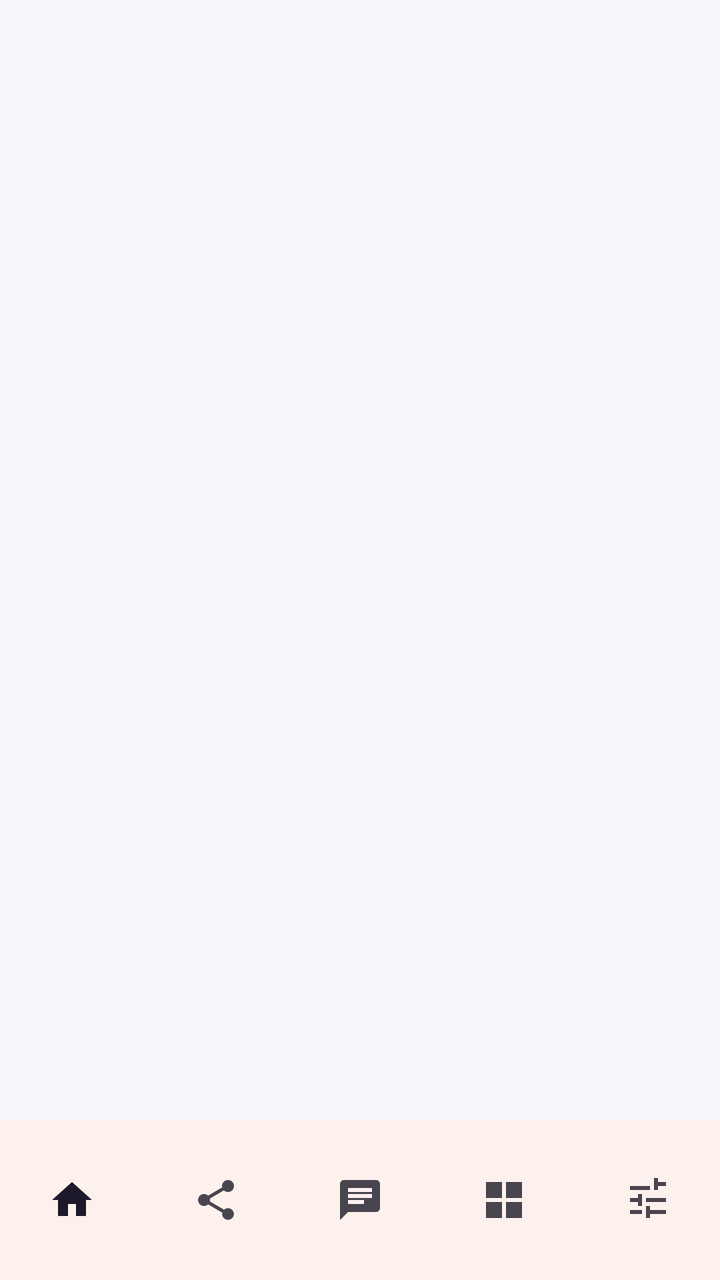
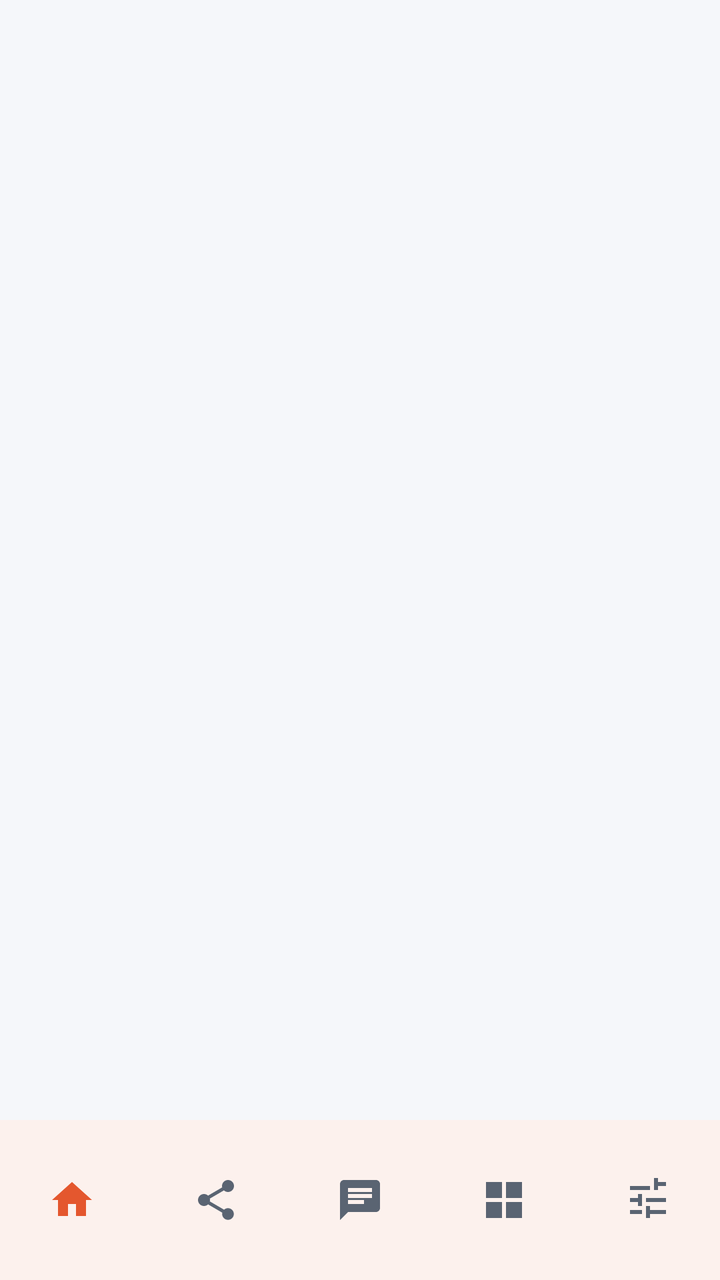

Screens rendered from an Android XML layout before and after an edit, with the pre-edit source and the edit as a unified diff.
<!-- AndroidManifest.xml: application theme Theme.Csync -->
<!-- res/layout/activity_main.xml -->
<?xml version="1.0" encoding="utf-8"?>
<LinearLayout xmlns:android="http://schemas.android.com/apk/res/android"
    xmlns:app="http://schemas.android.com/apk/res-auto"
    android:layout_width="match_parent"
    android:layout_height="match_parent"
    android:orientation="vertical"
    android:background="@color/bg">

    <FrameLayout
        android:id="@+id/content"
        android:layout_width="match_parent"
        android:layout_height="0dp"
        android:layout_weight="1"/>

    <com.google.android.material.bottomnavigation.BottomNavigationView
        android:id="@+id/nav"
        android:layout_width="match_parent"
        android:layout_height="wrap_content"
        android:background="@color/surface"
        app:labelVisibilityMode="unlabeled"
        app:menu="@menu/nav_menu"/>
</LinearLayout>
<!-- resources referenced by this layout -->
<resources>
  <color name="bg">#F5F7FA</color>
  <color name="surface">#FFFFFF</color>
  <style name="Theme.Csync" parent="Theme.Material3.DayNight.NoActionBar">
          <item name="colorPrimary">@color/coral</item>
          <item name="colorOnPrimary">@color/onAccent</item>
          <item name="android:colorBackground">@color/bg</item>
          <item name="colorSurface">@color/surface</item>
          <item name="colorOnSurface">@color/text</item>
          <item name="colorOnBackground">@color/text</item>
          <item name="android:statusBarColor">@color/bg</item>
          <item name="android:navigationBarColor">@color/surface</item>
          <item name="android:windowLightStatusBar" tools:targetApi="m">true</item>
      </style>
  <color name="coral">#E4572E</color>
  <color name="onAccent">#FFFFFF</color>
  <color name="text">#161A20</color>
</resources>

<!-- the commit's change to res/layout/activity_main.xml (unified diff, before → after) -->
@@ -18,5 +18,7 @@
         android:layout_height="wrap_content"
         android:background="@color/surface"
         app:labelVisibilityMode="unlabeled"
+        app:itemIconTint="@color/nav_icon_tint"
+        app:itemActiveIndicatorStyle="@style/Csync.NavIndicator"
         app:menu="@menu/nav_menu"/>
 </LinearLayout>
<!-- resource entries referenced after the edit -->
@@ -2,6 +2,9 @@
 <resources>
   <color name="bg">#F5F7FA</color>
   <color name="surface">#FFFFFF</color>
+  <style name="Csync.NavIndicator" parent="Widget.Material3.BottomNavigationView.ActiveIndicator">
+          <item name="android:color">@android:color/transparent</item>
+      </style>
   <style name="Theme.Csync" parent="Theme.Material3.DayNight.NoActionBar">
           <item name="colorPrimary">@color/coral</item>
           <item name="colorOnPrimary">@color/onAccent</item>
